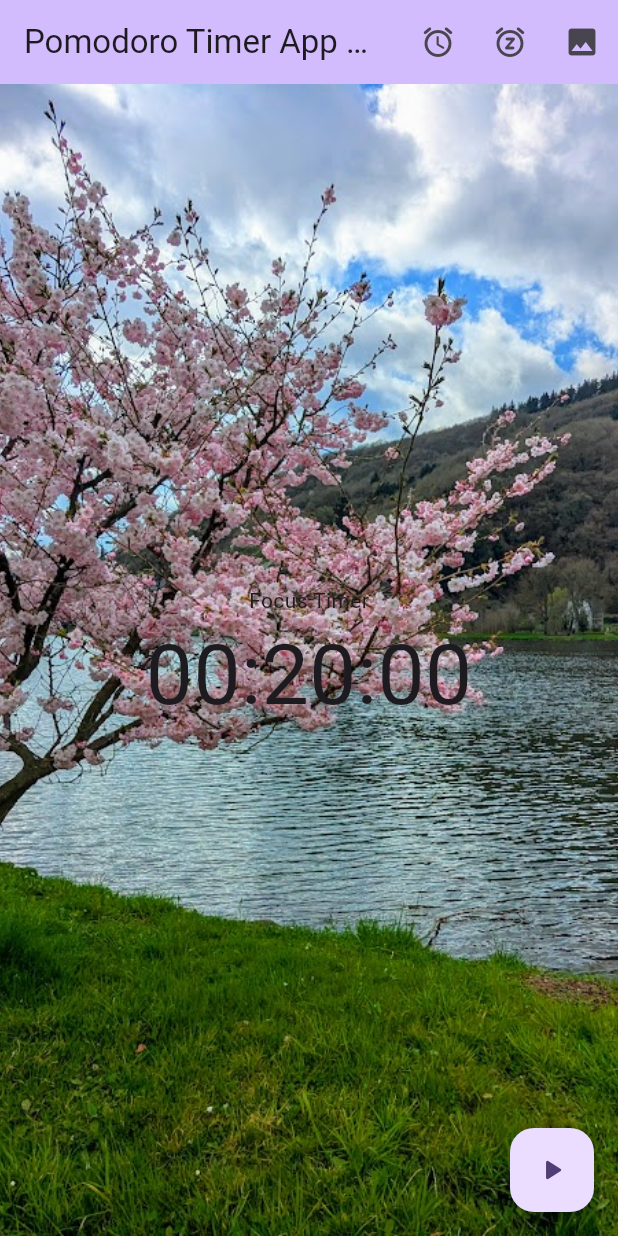
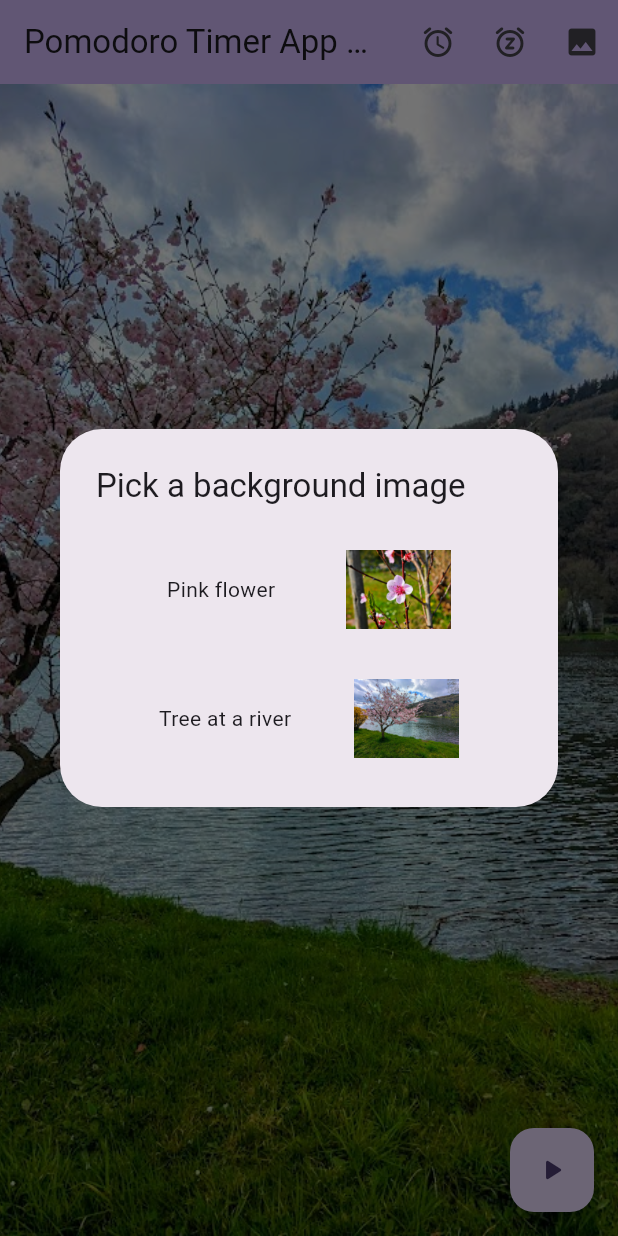
Before and after one commit to ReadingOwl3000/fl_studyapp, a Flutter app: the screen it shows after launch, after a tap on the "image" icon, on a phone screen of 412 x 824 dp. Run offline on Flutter 3.47's test engine with Material 3 defaults, Android fonts, the phone set to English and light mode, and no system bars; our stand-ins replace audioplayers, shared_preferences, wakelock_plus.

Commit message:
add an image picker dialog

```diff
--- /dev/null
+++ b/lib/Pages/image_dialog.dart
@@ -0,0 +1,42 @@
+import 'package:flutter/material.dart';
+import 'package:fl_studyapp/main.dart';
+
+class ImageDialog extends StatelessWidget {
+  const ImageDialog({super.key});
+  static show() => showDialog(
+    context: navigatorKey.currentContext!,
+    builder: (_) => ImageDialog(),
+  );
+
+  Widget imageOption(title, image) {
+    return SimpleDialogOption(
+      child: Row(
+        mainAxisAlignment: MainAxisAlignment.spaceEvenly,
+        children: [
+          Text(title),
+          Container(
+            height: 70,
+            width: 70,
+            decoration: BoxDecoration(
+              image: DecorationImage(image: image, fit: BoxFit.contain),
+            ),
+          ),
+        ],
+      ),
+      onPressed: () {
+        print("click");
+      },
+    );
+  }
+
+  @override
+  Widget build(BuildContext context) {
+    return SimpleDialog(
+      title: Text("Pick a background image"),
+      children: [
+        imageOption("Pink flower", AssetImage("assets/image_flower.jpg")),
+        imageOption("Tree at a river", AssetImage("assets/flower_tree.jpg")),
+      ],
+    );
+  }
+}
--- a/lib/main.dart
+++ b/lib/main.dart
@@ -4,6 +4,7 @@ import 'package:flutter/material.dart';
 import 'package:provider/provider.dart';
 import 'Widgets/timer_widget.dart';
 import 'package:fl_studyapp/shared_prefs.dart';
+import 'Pages/image_dialog.dart';
 
 void main() {
   runApp(ChangeNotifierProvider(create: (_) => StudyTimer(), child: MyApp()));
@@ -87,7 +88,8 @@ class MyHomePageState extends State<MyHomePage> {
           ),
           IconButton(
             onPressed: () {
-              print("image picker here");
+              //print("image picker here");
+              ImageDialog.show();
             },
             icon: Icon(Icons.image),
           ),
```
